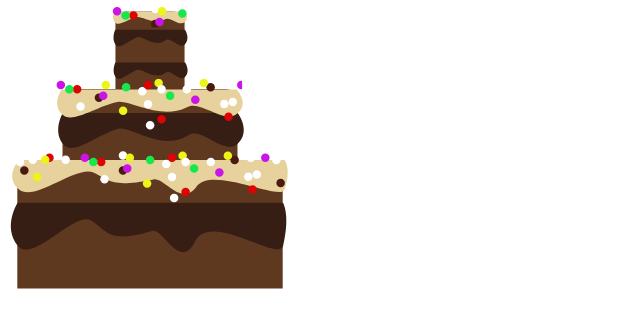
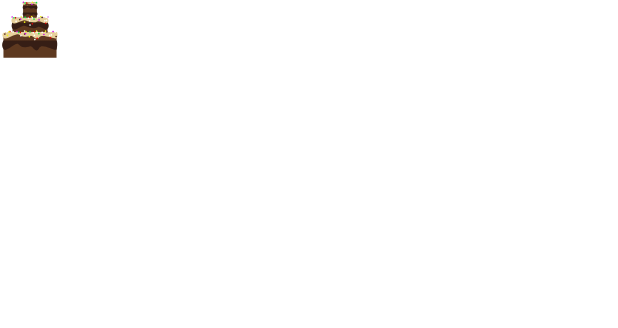
Before and after one commit to CaryuterSal/postrecito-deluxe, an Android app built with Jetpack Compose: the @Preview function CakePreviewPreview, on a phone screen of 412 x 824 dp. Shown: the top 328 px of the screen. Run offline under Robolectric (Android 15) with nearby library versions, the phone set to English and light mode, and no system bars.

Commit message:
add optional modifier to cake preview

```diff
--- a/app/src/main/java/mx/edu/utez/postrecitodeluxe/ui/components/CakePreview.kt
+++ b/app/src/main/java/mx/edu/utez/postrecitodeluxe/ui/components/CakePreview.kt
@@ -22,9 +22,9 @@ import mx.edu.utez.postrecitodeluxe.ui.theme.PostrecitoDeluxeTheme
 
 
 @Composable
-fun CakePreview(cake: Cake){
+fun CakePreview(cake: Cake, modifier: Modifier = Modifier){
     Box(
-        modifier = Modifier.size(200.dp),
+        modifier = modifier.size(200.dp),
         contentAlignment = Alignment.Center
     ) {
         Image(
@@ -88,6 +88,6 @@ fun CakePreviewPreview(){
         CakeShape.SQUARE
     )
     PostrecitoDeluxeTheme {
-        CakePreview(cake)
+        CakePreview(cake, Modifier.size(40.dp))
     }
 }
```
